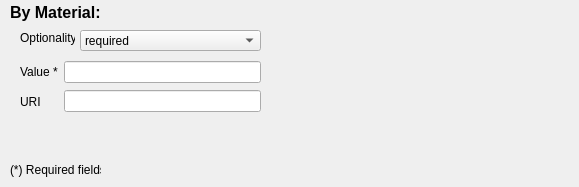
Above: GUI_Windows/Filters-Requirements/by_material.ui from ivanfelipeib/Masterarbeit before the change. Below: the same form after it.
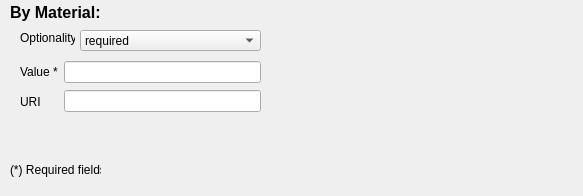
That is the form after the change.

What changed in the file:
```diff
--- a/GUI_Windows/Filters-Requirements/by_material.ui
+++ b/GUI_Windows/Filters-Requirements/by_material.ui
@@ -6,8 +6,8 @@
    <rect>
     <x>0</x>
     <y>0</y>
-    <width>579</width>
-    <height>187</height>
+    <width>583</width>
+    <height>196</height>
    </rect>
   </property>
   <property name="windowTitle">
```
